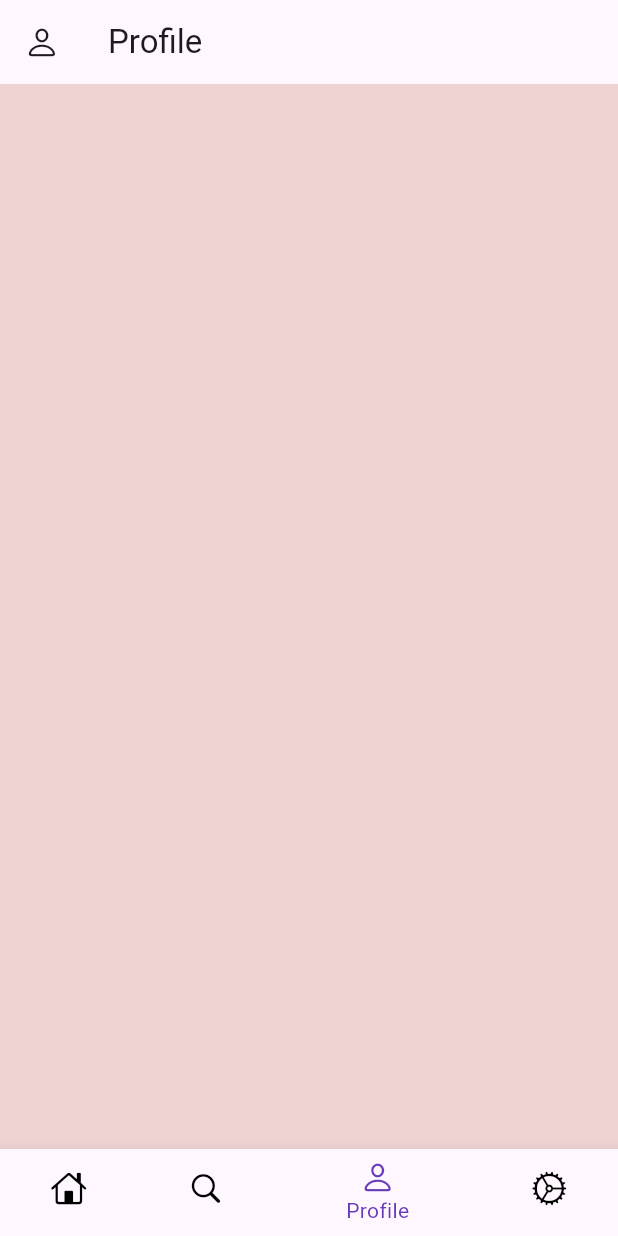
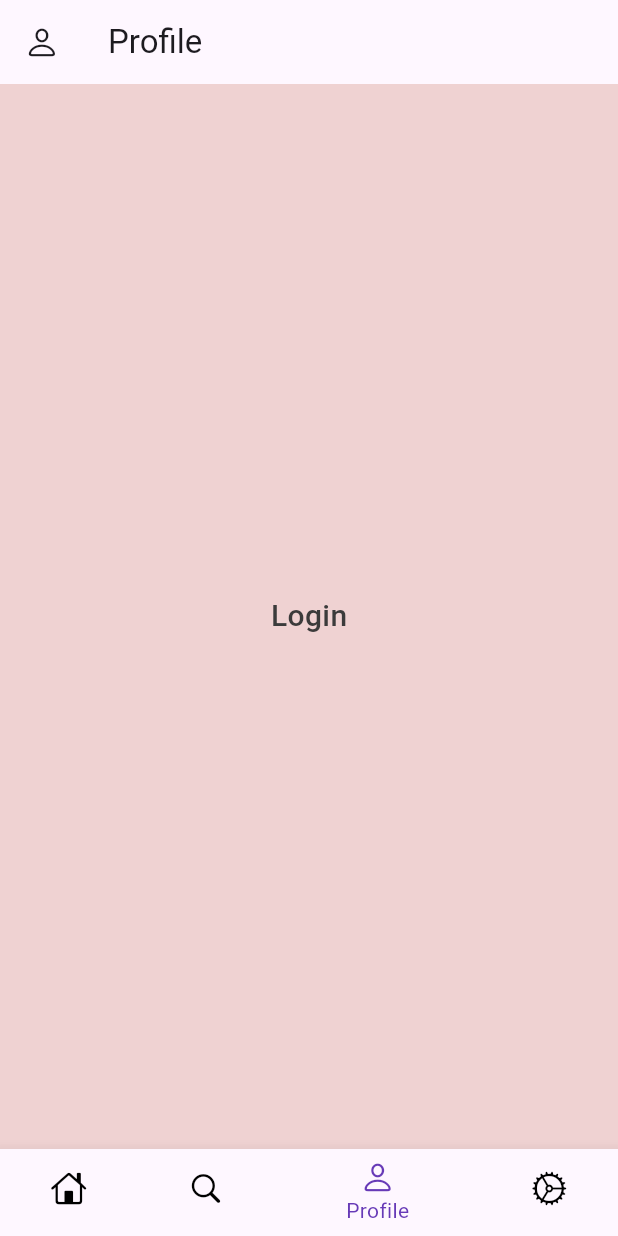
Before and after one commit to tarun1sisodia/Android-Studio-Flutter, a Flutter app: the screen it shows after launch, item 3 of the bottom bar chosen, on a phone screen of 412 x 824 dp. Run offline on Flutter 3.47's test engine with Material 3 defaults, Android fonts, the light colour scheme and no system bars.

Commit message:
Login Page

```diff
--- a/checkup2/lib/Screens/profile.dart
+++ b/checkup2/lib/Screens/profile.dart
@@ -1,5 +1,8 @@
+import 'package:checkup2/base/login_&_Registration/login.dart';
 import 'package:flutter/cupertino.dart';
 import 'package:flutter/material.dart';
+
+import '../base/res/styles/app_styles.dart';
 
 class profile extends StatefulWidget {
   const profile({super.key});
@@ -9,18 +12,35 @@ class profile extends StatefulWidget {
 }
 
 class _profileState extends State<profile> {
-  void page() {
-    setState(() {});
-  }
-
   @override
   Widget build(BuildContext context) {
     return Scaffold(
       appBar: AppBar(
-        title: const Text("Profile"),
-        leading: const Icon(CupertinoIcons.person),
+          title: const Text("Profile"),
+          leading: const Icon(CupertinoIcons.person)),
+      backgroundColor: const Color(0xFFEFD2D2),
+      body: Container(
+        child: InkWell(
+          //On Tapping the View All
+          onTap: () {
+            //it will open a new screen from right to left.
+            Navigator.push(
+              context,
+              MaterialPageRoute(
+                //AllTickets is a dart file.
+                builder: (BuildContext context) => const Login(),
+              ),
+            );
+          },
+          //For function.
+          child: Center(
+            child: Text(
+              "Login",
+              style: AppStyles.textStyle1,
+            ),
+          ),
+        ),
       ),
-      backgroundColor: const Color(0xFFEFD2D2),
     );
   }
 }
```
